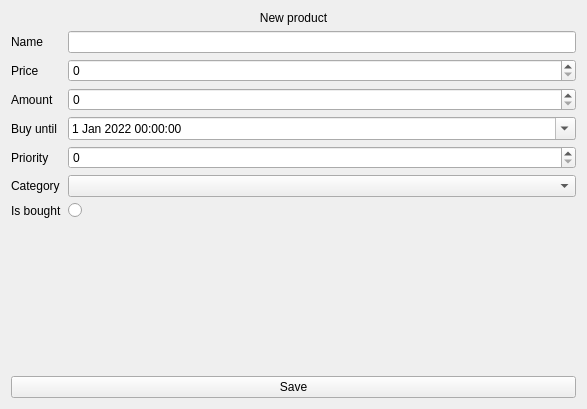
This is src/Client/View/MainPage/List/ListCreateSubPage/ProductQuickCreateSubPage.ui in iodream/Spend-Note as Qt 5 draws it before an edit. The edited form follows.
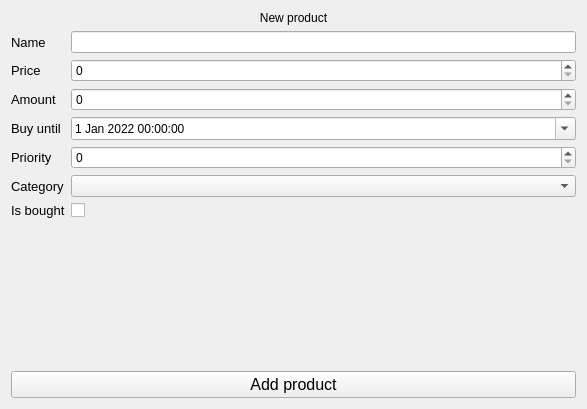
This is the edited form. Icons and pictures are not drawn.

The edit to the form file:
```diff
--- a/src/Client/View/MainPage/List/ListCreateSubPage/ProductQuickCreateSubPage.ui
+++ b/src/Client/View/MainPage/List/ListCreateSubPage/ProductQuickCreateSubPage.ui
@@ -28,6 +28,11 @@
     <layout class="QFormLayout" name="formLayout">
      <item row="0" column="0">
       <widget class="QLabel" name="NameLabel">
+       <property name="font">
+        <font>
+         <pointsize>10</pointsize>
+        </font>
+       </property>
        <property name="text">
         <string>Name</string>
        </property>
@@ -38,6 +43,11 @@
      </item>
      <item row="1" column="0">
       <widget class="QLabel" name="PriceLabel">
+       <property name="font">
+        <font>
+         <pointsize>10</pointsize>
+        </font>
+       </property>
        <property name="text">
         <string>Price</string>
        </property>
@@ -45,6 +55,11 @@
      </item>
      <item row="2" column="0">
       <widget class="QLabel" name="AmountLabel">
+       <property name="font">
+        <font>
+         <pointsize>10</pointsize>
+        </font>
+       </property>
        <property name="text">
         <string>Amount</string>
        </property>
@@ -52,6 +67,11 @@
      </item>
      <item row="3" column="0">
       <widget class="QLabel" name="BuyUntilLabel">
+       <property name="font">
+        <font>
+         <pointsize>10</pointsize>
+        </font>
+       </property>
        <property name="text">
         <string>Buy until</string>
        </property>
@@ -59,6 +79,11 @@
      </item>
      <item row="4" column="0">
       <widget class="QLabel" name="PriorityLabel">
+       <property name="font">
+        <font>
+         <pointsize>10</pointsize>
+        </font>
+       </property>
        <property name="text">
         <string>Priority</string>
        </property>
@@ -66,20 +91,23 @@
      </item>
      <item row="6" column="0">
       <widget class="QLabel" name="IsBoughtLabel">
+       <property name="font">
+        <font>
+         <pointsize>10</pointsize>
+        </font>
+       </property>
        <property name="text">
         <string>Is bought</string>
        </property>
       </widget>
      </item>
-     <item row="6" column="1">
-      <widget class="QRadioButton" name="IsBought">
-       <property name="text">
-        <string/>
-       </property>
-      </widget>
-     </item>
      <item row="5" column="0">
       <widget class="QLabel" name="CategoryLabel">
+       <property name="font">
+        <font>
+         <pointsize>10</pointsize>
+        </font>
+       </property>
        <property name="text">
         <string>Category</string>
        </property>
@@ -115,6 +143,13 @@
        </property>
       </widget>
      </item>
+     <item row="6" column="1">
+      <widget class="QCheckBox" name="IsBought">
+       <property name="text">
+        <string/>
+       </property>
+      </widget>
+     </item>
     </layout>
    </item>
    <item>
@@ -134,8 +169,23 @@
     <layout class="QHBoxLayout" name="horizontalLayout">
      <item>
       <widget class="QPushButton" name="SaveButton">
+       <property name="font">
+        <font>
+         <pointsize>12</pointsize>
+        </font>
+       </property>
        <property name="text">
-        <string>Save</string>
+        <string>Add product</string>
+       </property>
+       <property name="icon">
+        <iconset resource="../../../../resources.qrc">
+         <normaloff>:/Icons/Icons/check.png</normaloff>:/Icons/Icons/check.png</iconset>
+       </property>
+       <property name="iconSize">
+        <size>
+         <width>20</width>
+         <height>20</height>
+        </size>
        </property>
       </widget>
      </item>
```
Left out of the diff: 4 changed lines with no effect on the pictures.
